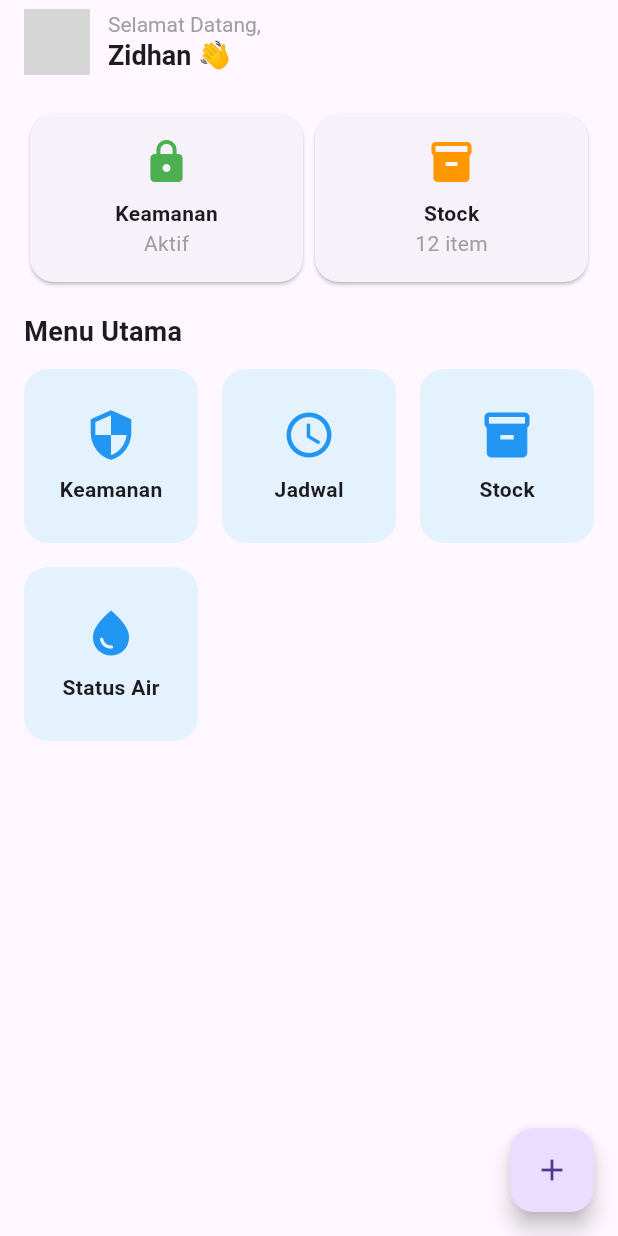
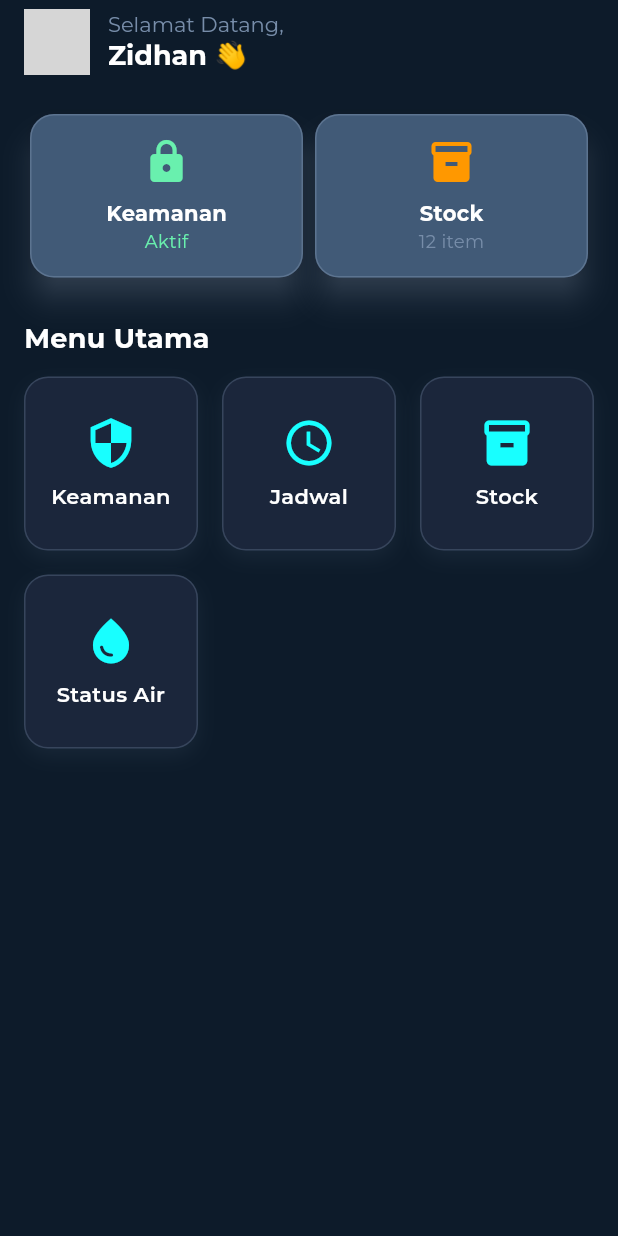
Before and after one commit to ZDHAN-Maker/My_Home_Aplication, a Flutter app: the screen it shows after launch, on a phone screen of 412 x 824 dp. Run offline on Flutter 3.47's test engine with Material 3 defaults, Android fonts, the phone set to English and light mode, and no system bars; our stand-ins replace firebase_auth, firebase_core, google_fonts, table_calendar; accounts and stored records are empty; grey boxes are pictures that could not be loaded.

Commit message:
Menyelesaikan Tampilan Home

```diff
--- a/lib/pages/home_page.dart
+++ b/lib/pages/home_page.dart
@@ -1,4 +1,5 @@
 import 'package:flutter/material.dart';
+import 'package:google_fonts/google_fonts.dart'; // Tambahkan import ini
 import './keamanan_page.dart';
 import './jadwal_page.dart';
 import './stock_page.dart';
@@ -24,7 +25,15 @@ class _HomePageState extends State<HomePage> {
 
   @override
   Widget build(BuildContext context) {
+    // Definisi tema warna futuristik
+    const Color primaryColor = Color(0xFF0D1B2A);
+    const Color secondaryColor = Color(0xFF1B263B);
+    const Color accentColor = Color(0xFF415A77);
+    const Color highlightColor = Color(0xFF778DA9);
+    const Color textColor = Colors.white;
+
     return Scaffold(
+      backgroundColor: primaryColor,
       appBar: AppBar(
         elevation: 0,
         backgroundColor: Colors.transparent,
@@ -38,9 +47,22 @@ class _HomePageState extends State<HomePage> {
             const SizedBox(width: 12),
             Column(
               crossAxisAlignment: CrossAxisAlignment.start,
-              children: const [
-                Text("Selamat Datang,", style: TextStyle(fontSize: 14, color: Colors.grey)),
-                Text("Zidhan 👋", style: TextStyle(fontSize: 18, fontWeight: FontWeight.bold)),
+              children: [
+                Text(
+                  "Selamat Datang,",
+                  style: GoogleFonts.montserrat(
+                    fontSize: 14,
+                    color: highlightColor,
+                  ),
+                ),
+                Text(
+                  "Zidhan 👋",
+                  style: GoogleFonts.montserrat(
+                    fontSize: 18,
+                    fontWeight: FontWeight.bold,
+                    color: textColor,
+                  ),
+                ),
               ],
             ),
           ],
@@ -62,21 +84,36 @@ class _HomePageState extends State<HomePage> {
                       });
                     },
                     child: Card(
-                      shape: RoundedRectangleBorder(borderRadius: BorderRadius.circular(16)),
+                      color: accentColor,
+                      shape: RoundedRectangleBorder(
+                        borderRadius: BorderRadius.circular(16),
+                        side: BorderSide(color: highlightColor.withOpacity(0.5), width: 1),
+                      ),
+                      elevation: 8,
+                      shadowColor: highlightColor,
                       child: Padding(
                         padding: const EdgeInsets.all(16),
                         child: Column(
                           children: [
                             Icon(
                               keamananAktif ? Icons.lock : Icons.lock_open,
-                              color: keamananAktif ? Colors.green : Colors.red,
+                              color: keamananAktif ? Colors.greenAccent : Colors.redAccent,
                               size: 32,
                             ),
                             const SizedBox(height: 8),
-                            const Text("Keamanan", style: TextStyle(fontWeight: FontWeight.bold)),
+                            Text(
+                              "Keamanan",
+                              style: GoogleFonts.montserrat(
+                                fontWeight: FontWeight.bold,
+                                color: textColor,
+                              ),
+                            ),
                             Text(
                               keamananAktif ? "Aktif" : "Nonaktif",
-                              style: const TextStyle(color: Colors.grey),
+                              style: GoogleFonts.montserrat(
+                                color: keamananAktif ? Colors.greenAccent : Colors.redAccent,
+                                fontSize: 12,
+                              ),
                             ),
                           ],
                         ),
@@ -86,15 +123,33 @@ class _HomePageState extends State<HomePage> {
                 ),
                 Expanded(
                   child: Card(
-                    shape: RoundedRectangleBorder(borderRadius: BorderRadius.circular(16)),
+                    color: accentColor,
+                    shape: RoundedRectangleBorder(
+                      borderRadius: BorderRadius.circular(16),
+                      side: BorderSide(color: highlightColor.withOpacity(0.5), width: 1),
+                    ),
+                    elevation: 8,
+                    shadowColor: highlightColor,
                     child: Padding(
                       padding: const EdgeInsets.all(16),
                       child: Column(
-                        children: const [
-                          Icon(Icons.inventory, color: Colors.orange, size: 32),
-                          SizedBox(height: 8),
-                          Text("Stock", style: TextStyle(fontWeight: FontWeight.bold)),
-                          Text("12 item", style: TextStyle(color: Colors.grey)),
+                        children: [
+                          const Icon(Icons.inventory, color: Colors.orange, size: 32),
+                          const SizedBox(height: 8),
+                          Text(
+                            "Stock",
+                            style: GoogleFonts.montserrat(
+                              fontWeight: FontWeight.bold,
+                              color: textColor,
+                            ),
+                          ),
+                          Text(
+                            "12 item",
+                            style: GoogleFonts.montserrat(
+                              color: highlightColor,
+                              fontSize: 12,
+                            ),
+                          ),
                         ],
                       ),
                     ),
@@ -102,10 +157,17 @@ class _HomePageState extends State<HomePage> {
                 ),
               ],
             ),
-            const SizedBox(height: 16),
+            const SizedBox(height: 24),
 
             // 🔹 Menu Grid
-            const Text("Menu Utama", style: TextStyle(fontSize: 18, fontWeight: FontWeight.bold)),
+            Text(
+              "Menu Utama",
+              style: GoogleFonts.montserrat(
+                fontSize: 18,
+                fontWeight: FontWeight.bold,
+                color: textColor,
+              ),
+            ),
             const SizedBox(height: 12),
             GridView.builder(
               shrinkWrap: true,
@@ -128,15 +190,30 @@ class _HomePageState extends State<HomePage> {
                   borderRadius: BorderRadius.circular(16),
                   child: Container(
                     decoration: BoxDecoration(
-                      color: Colors.blue.shade50,
+                      color: secondaryColor,
                       borderRadius: BorderRadius.circular(16),
+                      border: Border.all(color: highlightColor.withOpacity(0.3)),
+                      boxShadow: [
+                        BoxShadow(
+                          color: highlightColor.withOpacity(0.1),
+                          blurRadius: 10,
+                          offset: const Offset(0, 5),
+                        ),
+                      ],
                     ),
                     child: Column(
                       mainAxisAlignment: MainAxisAlignment.center,
                       children: [
-                        Icon(item["icon"], size: 36, color: Colors.blue),
+                        Icon(item["icon"], size: 36, color: Colors.cyanAccent),
                         const SizedBox(height: 8),
-                        Text(item["title"], style: const TextStyle(fontWeight: FontWeight.w600)),
+                        Text(
+                          item["title"],
+                          style: GoogleFonts.montserrat(
+                            fontWeight: FontWeight.w600,
+                            color: textColor,
+                          ),
+                          textAlign: TextAlign.center,
+                        ),
                       ],
                     ),
                   ),
@@ -146,14 +223,6 @@ class _HomePageState extends State<HomePage> {
           ],
         ),
       ),
-
-      // 🔹 Floating Action Button
-      floatingActionButton: FloatingActionButton(
-        onPressed: () {
-          // aksi cepat misalnya tambah jadwal
-        },
-        child: const Icon(Icons.add),
-      ),
     );
   }
 }
--- a/pubspec.yaml
+++ b/pubspec.yaml
@@ -40,7 +40,7 @@ dependencies:
   firebase_core: ^4.0.0
   firebase_auth: ^6.0.1
   image_picker: ^1.1.2
-
+  shared_preferences: ^2.2.2
 
 dev_dependencies:
   flutter_test:
```
Also changed, not shown: pubspec.lock, 1 other file.
